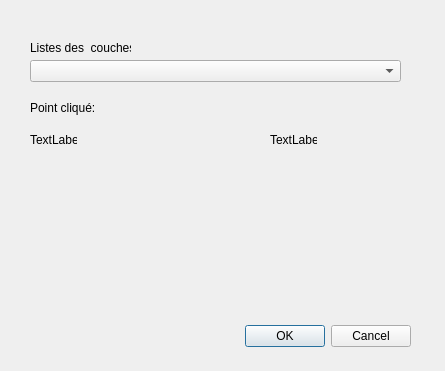
The window that spatial_query_tool_dialog_base.ui (lin0qlin/Qplugin_SpatialQueryTool) describes before a commit, drawn with Qt 5.
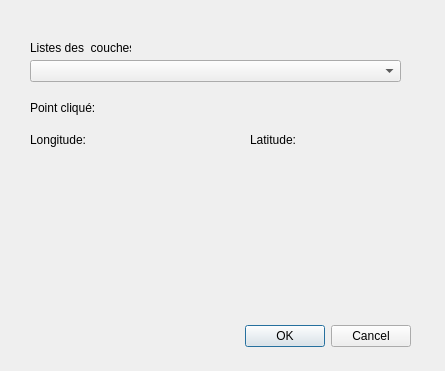
The same window after the commit.

Commit message: User Story n°2

Patch:
```diff
--- a/spatial_query_tool_dialog_base.ui
+++ b/spatial_query_tool_dialog_base.ui
@@ -44,25 +44,25 @@
     <rect>
      <x>30</x>
      <y>130</y>
-     <width>47</width>
+     <width>161</width>
      <height>20</height>
     </rect>
    </property>
    <property name="text">
-    <string>TextLabel</string>
+    <string>Longitude:</string>
    </property>
   </widget>
   <widget class="QLabel" name="label_latitude">
    <property name="geometry">
     <rect>
-     <x>270</x>
+     <x>250</x>
      <y>130</y>
-     <width>47</width>
+     <width>131</width>
      <height>20</height>
     </rect>
    </property>
    <property name="text">
-    <string>TextLabel</string>
+    <string>Latitude:</string>
    </property>
   </widget>
   <widget class="QLabel" name="label">
```
The commit also changes 1 other file.
